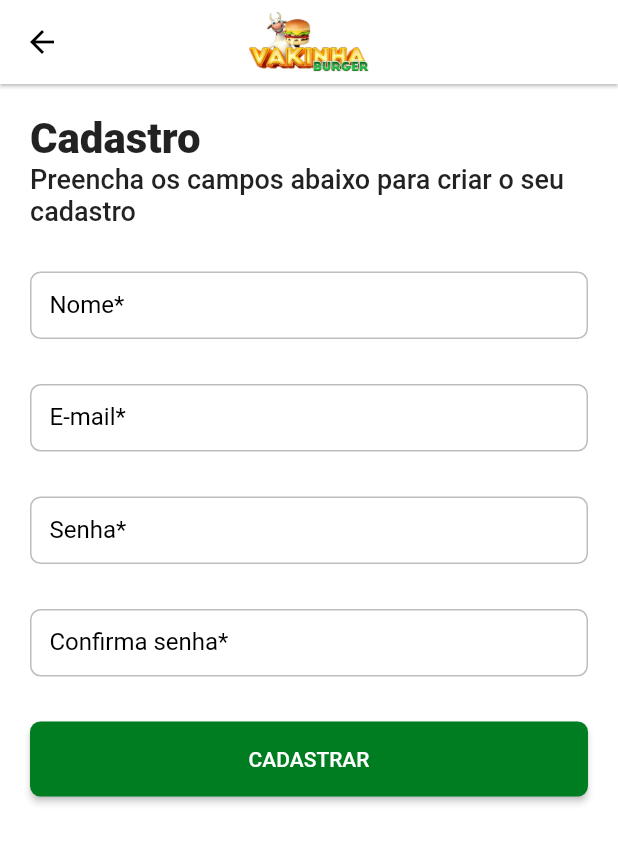
After one commit to e-medeiros1/so_saladas, a Flutter app: the LoginPage screen opened by its route, after a tap on "Cadastre-se", on a phone screen of 412 x 824 dp. The commit adds this screen. Shown: the top 843 px of the screen. Run offline on Flutter 3.47's test engine with Material 2 defaults, Android fonts, the phone set to English and light mode, and no system bars; our stand-ins replace bloc, dio, equatable, flutter_bloc, flutter_dotenv, loading_animation_widget and 1 more; missing offline and left inert: match.

Commit message:
Add auth UI

```diff
--- a/lib/app/core/ui/styles/text_styles.dart
+++ b/lib/app/core/ui/styles/text_styles.dart
@@ -17,9 +17,8 @@ class TextStyles {
   TextStyle get textBold => const TextStyle(fontWeight: FontWeight.bold);
   TextStyle get textExtraBold => const TextStyle(fontWeight: FontWeight.w800);
 
-  TextStyle get textButtonLabel => textBold.copyWith(
-        fontSize: 14,
-      );
+  TextStyle get textButtonLabel => textBold.copyWith(fontSize: 14);
+  TextStyle get textTitle => textExtraBold.copyWith(fontSize: 28);
 }
 
 extension TextStylesExtension on BuildContext {
--- /dev/null
+++ b/lib/app/pages/auth/login/login_page.dart
@@ -0,0 +1,70 @@
+import 'package:flutter/material.dart';
+import 'package:vakinha_burger/app/core/ui/styles/text_styles.dart';
+import 'package:vakinha_burger/app/core/ui/widgets/delivery_appbar.dart';
+import 'package:vakinha_burger/app/core/ui/widgets/delivery_button.dart';
+
+class LoginPage extends StatelessWidget {
+  const LoginPage({super.key});
+
+  @override
+  Widget build(BuildContext context) {
+    return Scaffold(
+      appBar: DeliveryAppbar(),
+      body: CustomScrollView(
+        slivers: [
+          SliverToBoxAdapter(
+            child: Padding(
+              padding: const EdgeInsets.all(20),
+              child: Form(
+                child: Column(
+                  crossAxisAlignment: CrossAxisAlignment.start,
+                  children: [
+                    Text('Login', style: context.textStyles.textTitle),
+                    const SizedBox(height: 30),
+                    TextFormField(
+                      decoration: const InputDecoration(labelText: 'E-mail'),
+                    ),
+                    const SizedBox(height: 30),
+                    TextFormField(
+                      decoration: const InputDecoration(labelText: 'Senha'),
+                    ),
+                    const SizedBox(height: 50),
+                    Center(
+                      child: DeliveryButton(
+                        width: double.infinity,
+                        label: 'ENTRAR',
+                        onPressed: () {},
+                      ),
+                    )
+                  ],
+                ),
+              ),
+            ),
+          ),
+          SliverFillRemaining(
+            hasScrollBody: false,
+            child: Align(
+              alignment: Alignment.bottomCenter,
+              child: Row(
+                mainAxisAlignment: MainAxisAlignment.center,
+                children: [
+                  Text('Não possui uma conta?',
+                      style: context.textStyles.textBold),
+                  TextButton(
+                      onPressed: () {
+                        Navigator.of(context).pushNamed('/auth/register');
+                      },
+                      child: Text(
+                        'Cadastre-se',
+                        style: context.textStyles.textBold
+                            .copyWith(color: Colors.blue),
+                      )),
+                ],
+              ),
+            ),
+          )
+        ],
+      ),
+    );
+  }
+}
--- /dev/null
+++ b/lib/app/pages/auth/register/register_page.dart
@@ -0,0 +1,57 @@
+import 'package:flutter/material.dart';
+import 'package:vakinha_burger/app/core/ui/styles/text_styles.dart';
+import 'package:vakinha_burger/app/core/ui/widgets/delivery_appbar.dart';
+import 'package:vakinha_burger/app/core/ui/widgets/delivery_button.dart';
+
+class RegisterPage extends StatelessWidget {
+  const RegisterPage({super.key});
+
+  @override
+  Widget build(BuildContext context) {
+    return Scaffold(
+      appBar: DeliveryAppbar(),
+      body: SingleChildScrollView(
+        child: Padding(
+          padding: const EdgeInsets.all(20),
+          child: Form(
+            child: Column(
+              crossAxisAlignment: CrossAxisAlignment.start,
+              children: [
+                Text('Cadastro', style: context.textStyles.textTitle),
+                Text(
+                  'Preencha os campos abaixo para criar o seu cadastro',
+                  style: context.textStyles.textMedium.copyWith(fontSize: 18),
+                ),
+                const SizedBox(height: 30),
+                TextFormField(
+                  decoration: const InputDecoration(labelText: 'Nome*'),
+                ),
+                const SizedBox(height: 30),
+                TextFormField(
+                  decoration: const InputDecoration(labelText: 'E-mail*'),
+                ),
+                const SizedBox(height: 30),
+                TextFormField(
+                  decoration: const InputDecoration(labelText: 'Senha*'),
+                ),
+                const SizedBox(height: 30),
+                TextFormField(
+                  decoration:
+                      const InputDecoration(labelText: 'Confirma senha*'),
+                ),
+                const SizedBox(height: 30),
+                Center(
+                  child: DeliveryButton(
+                    width: double.infinity,
+                    label: 'CADASTRAR',
+                    onPressed: () {},
+                  ),
+                )
+              ],
+            ),
+          ),
+        ),
+      ),
+    );
+  }
+}
--- a/lib/app/vakinha_burger.dart
+++ b/lib/app/vakinha_burger.dart
@@ -1,6 +1,8 @@
 import 'package:flutter/material.dart';
 import 'package:vakinha_burger/app/core/provider/application_binding.dart';
 import 'package:vakinha_burger/app/core/ui/theme/theme_config.dart';
+import 'package:vakinha_burger/app/pages/auth/login/login_page.dart';
+import 'package:vakinha_burger/app/pages/auth/register/register_page.dart';
 import 'package:vakinha_burger/app/pages/home/home_router.dart';
 import 'package:vakinha_burger/app/pages/product_detail/product_detail_router.dart';
 import 'package:vakinha_burger/app/pages/splash/splash_page.dart';
@@ -19,6 +21,8 @@ class VakinhaBurger extends StatelessWidget {
           '/': (context) => const SplashPage(),
           '/home': (context) => HomeRouter.page,
           '/product-detail': (context) => ProductDetailRouter.page,
+          '/auth/login': (context) => const LoginPage(),
+          '/auth/register': (context) => const RegisterPage(),
         },
       ),
     );
```
